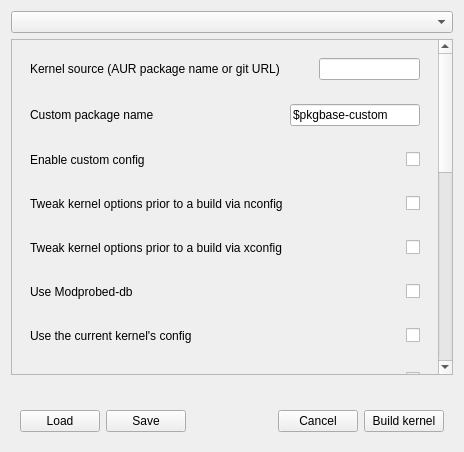
This is src/conf-options-page.ui in MadGoatHaz/kernel-manager as Qt 5 draws it before an edit. The edited form follows.
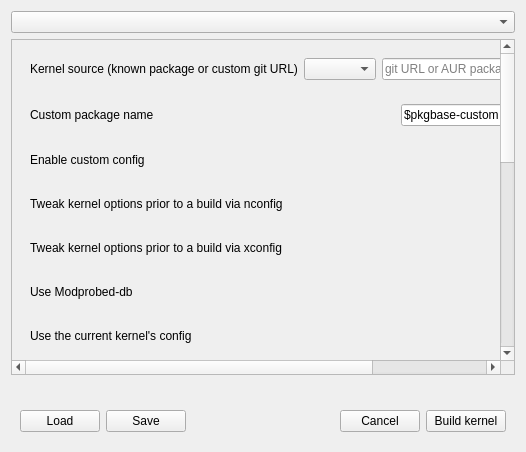
This is the edited form.

Commit message: feat(chunk-2): known-kernels table, source dropdown + custom URL, auto-populate

Patch:
```diff
--- a/src/conf-options-page.ui
+++ b/src/conf-options-page.ui
@@ -30,7 +30,7 @@
             <item>
              <widget class="QLabel" name="build_source_label">
               <property name="text">
-               <string>Kernel source (AUR package name or git URL)</string>
+                <string>Kernel source (known package or custom git URL)</string>
               </property>
              </widget>
             </item>
@@ -48,7 +48,23 @@
              </spacer>
             </item>
             <item>
-             <widget class="QLineEdit" name="build_source_edit"/>
+              <widget class="QComboBox" name="build_source_combo"/>
+            </item>
+            <item>
+              <widget class="QLineEdit" name="build_source_custom_edit">
+               <property name="visible">
+                <bool>false</bool>
+               </property>
+               <property name="minimumSize">
+                <size>
+                 <width>260</width>
+                 <height>0</height>
+                </size>
+               </property>
+               <property name="placeholderText">
+                <string>git URL or AUR package name</string>
+               </property>
+              </widget>
             </item>
            </layout>
           </widget>
```
Lines whose indentation alone changed are shown as unchanged. The commit also changes 11 other files.
